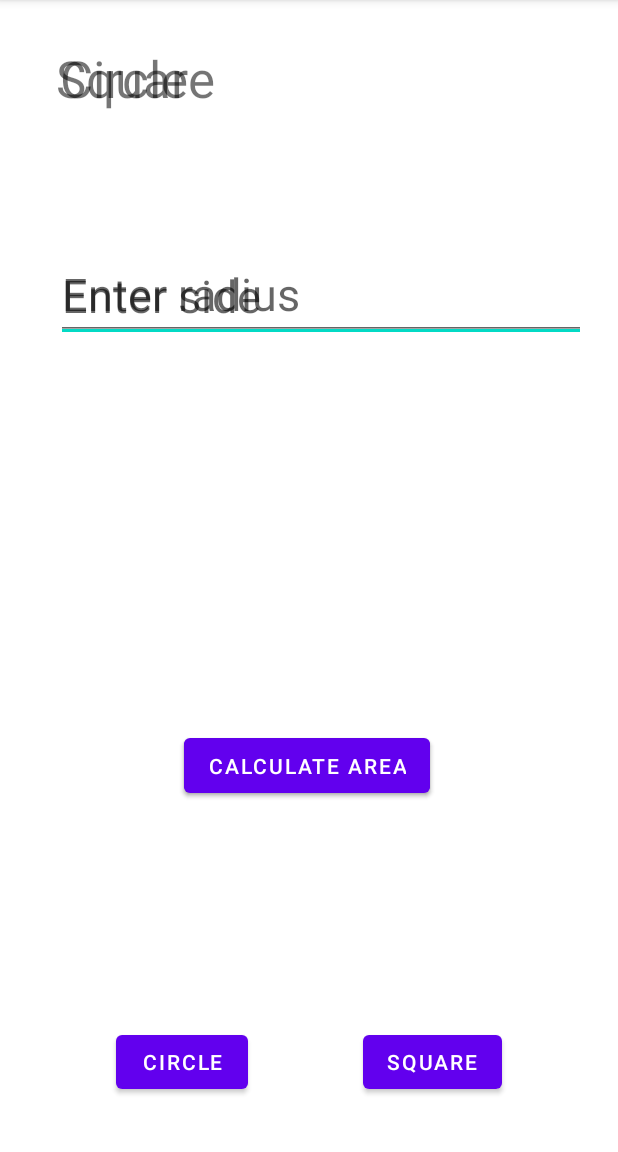
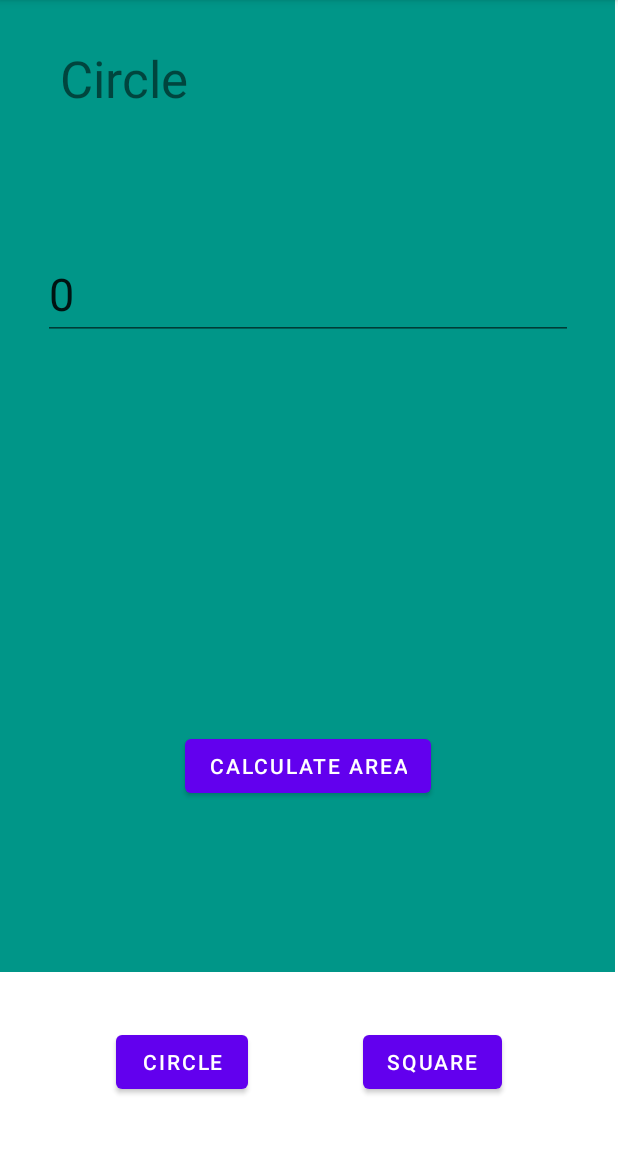
Before and after one commit to chinmay200/AndriodProgProjects, an Android app: the screen it shows after launch (MainActivity), after a tap on "CIRCLE", on a phone screen of 412 x 824 dp, the part 84-1236 px from its top. Run offline under Robolectric (Android 15) with nearby library versions, the phone set to English and light mode, and no system bars; 1 other tap on this screen came first.

Commit message:
Fragment area app

```diff
--- a/Fragments/app/src/main/java/com/example/fragments/MainActivity.java
+++ b/Fragments/app/src/main/java/com/example/fragments/MainActivity.java
@@ -7,6 +7,7 @@ import androidx.fragment.app.FragmentTransaction;
 import android.os.Bundle;
 import android.view.View;
 import android.widget.Button;
+import android.widget.Toast;
 
 public class MainActivity extends AppCompatActivity {
 
@@ -25,8 +26,8 @@ public class MainActivity extends AppCompatActivity {
                 bundle.putString("circle_fragment","circle");
                 FragmentManager fragmentManager = getSupportFragmentManager();
                 FragmentTransaction fragmentTransaction = fragmentManager.beginTransaction();
-                fragmentTransaction.add(R.id.frameLayout , circle.class,bundle);
-//                fragmentTransaction.setReorderingAllowed(true);
+                fragmentTransaction.replace(R.id.frameLayout , circle.class,bundle);
+                fragmentTransaction.setReorderingAllowed(true);
                 fragmentTransaction.addToBackStack("circle");
                 fragmentTransaction.commit();
             }
@@ -39,8 +40,8 @@ public class MainActivity extends AppCompatActivity {
                 bundle.putString("square_fragment","square");
                 FragmentManager fragmentManager = getSupportFragmentManager();
                 FragmentTransaction fragmentTransaction = fragmentManager.beginTransaction();
-                fragmentTransaction.add(R.id.frameLayout , square.class,bundle);
-//                fragmentTransaction.setReorderingAllowed(true);
+                fragmentTransaction.replace(R.id.frameLayout , square.class,bundle);
+                fragmentTransaction.setReorderingAllowed(true);
                 fragmentTransaction.addToBackStack("square");
                 fragmentTransaction.commit();
             }
--- a/Fragments/app/src/main/java/com/example/fragments/circle.java
+++ b/Fragments/app/src/main/java/com/example/fragments/circle.java
@@ -1,64 +1,49 @@
 package com.example.fragments;
 
+import android.content.Intent;
 import android.os.Bundle;
 
+import androidx.appcompat.app.AppCompatActivity;
 import androidx.fragment.app.Fragment;
 
+import android.util.SparseIntArray;
 import android.view.LayoutInflater;
 import android.view.View;
 import android.view.ViewGroup;
+import android.widget.Button;
+import android.widget.EditText;
+import android.widget.TextView;
+import android.widget.Toast;
 
-/**
- * A simple {@link Fragment} subclass.
- * Use the {@link circle#newInstance} factory method to
- * create an instance of this fragment.
- */
 public class circle extends Fragment {
 
-    // TODO: Rename parameter arguments, choose names that match
-    // the fragment initialization parameters, e.g. ARG_ITEM_NUMBER
-    private static final String ARG_PARAM1 = "param1";
-    private static final String ARG_PARAM2 = "param2";
-
-    // TODO: Rename and change types of parameters
-    private String mParam1;
-    private String mParam2;
 
     public circle() {
         // Required empty public constructor
     }
-
-    /**
-     * Use this factory method to create a new instance of
-     * this fragment using the provided parameters.
-     *
-     * @param param1 Parameter 1.
-     * @param param2 Parameter 2.
-     * @return A new instance of fragment circle.
-     */
-    // TODO: Rename and change types and number of parameters
-    public static circle newInstance(String param1, String param2) {
-        circle fragment = new circle();
-        Bundle args = new Bundle();
-        args.putString(ARG_PARAM1, param1);
-        args.putString(ARG_PARAM2, param2);
-        fragment.setArguments(args);
-        return fragment;
-    }
-
-    @Override
-    public void onCreate(Bundle savedInstanceState) {
-        super.onCreate(savedInstanceState);
-        if (getArguments() != null) {
-            mParam1 = getArguments().getString(ARG_PARAM1);
-            mParam2 = getArguments().getString(ARG_PARAM2);
-        }
-    }
-
+    Button b1;
+    TextView tv;
+    EditText radius;
     @Override
     public View onCreateView(LayoutInflater inflater, ViewGroup container,
                              Bundle savedInstanceState) {
+
         // Inflate the layout for this fragment
-        return inflater.inflate(R.layout.fragment_circle, container, false);
+        View v =  inflater.inflate(R.layout.fragment_circle, container, false);
+
+        b1 = v.findViewById(R.id.calculateCircleArea);
+        tv = v.findViewById(R.id.circleArea);
+        radius = v.findViewById(R.id.radius);
+
+        b1.setOnClickListener(new View.OnClickListener() {
+            @Override
+            public void onClick(View view) {
+                int rad = Integer.parseInt(radius.getText().toString());
+                double ans = 4*3.14*rad*rad;
+
+                tv.setText(Double.toString(ans)+"m2");
+            }
+        });
+        return v;
     }
 }
--- a/Fragments/app/src/main/java/com/example/fragments/square.java
+++ b/Fragments/app/src/main/java/com/example/fragments/square.java
@@ -7,58 +7,41 @@ import androidx.fragment.app.Fragment;
 import android.view.LayoutInflater;
 import android.view.View;
 import android.view.ViewGroup;
+import android.widget.Button;
+import android.widget.EditText;
+import android.widget.TextView;
+import android.widget.Toast;
 
-/**
- * A simple {@link Fragment} subclass.
- * Use the {@link square#newInstance} factory method to
- * create an instance of this fragment.
- */
+
 public class square extends Fragment {
 
-    // TODO: Rename parameter arguments, choose names that match
-    // the fragment initialization parameters, e.g. ARG_ITEM_NUMBER
-    private static final String ARG_PARAM1 = "param1";
-    private static final String ARG_PARAM2 = "param2";
-
-    // TODO: Rename and change types of parameters
-    private String mParam1;
-    private String mParam2;
 
     public square() {
         // Required empty public constructor
     }
-
-    /**
-     * Use this factory method to create a new instance of
-     * this fragment using the provided parameters.
-     *
-     * @param param1 Parameter 1.
-     * @param param2 Parameter 2.
-     * @return A new instance of fragment square.
-     */
-    // TODO: Rename and change types and number of parameters
-    public static square newInstance(String param1, String param2) {
-        square fragment = new square();
-        Bundle args = new Bundle();
-        args.putString(ARG_PARAM1, param1);
-        args.putString(ARG_PARAM2, param2);
-        fragment.setArguments(args);
-        return fragment;
-    }
-
-    @Override
-    public void onCreate(Bundle savedInstanceState) {
-        super.onCreate(savedInstanceState);
-        if (getArguments() != null) {
-            mParam1 = getArguments().getString(ARG_PARAM1);
-            mParam2 = getArguments().getString(ARG_PARAM2);
-        }
-    }
+    Button b2;
+    TextView ts;
+    EditText side;
 
     @Override
     public View onCreateView(LayoutInflater inflater, ViewGroup container,
                              Bundle savedInstanceState) {
         // Inflate the layout for this fragment
-        return inflater.inflate(R.layout.fragment_square, container, false);
+        View v = inflater.inflate(R.layout.fragment_square, container, false);
+
+        b2 = v.findViewById(R.id.calculateSquareArea);
+        ts = v.findViewById(R.id.squareArea);
+        side = v.findViewById(R.id.side);
+
+        b2.setOnClickListener(new View.OnClickListener() {
+            @Override
+            public void onClick(View view) {
+                int sd = Integer.parseInt(side.getText().toString());
+//                Toast.makeText(getContext(), Integer.toString(sd), Toast.LENGTH_SHORT).show();
+                double ans = sd*sd;
+                ts.setText(Double.toString(ans)+"m2");
+            }
+        });
+        return v;
     }
 }
--- a/Fragments/app/src/main/res/layout/fragment_circle.xml
+++ b/Fragments/app/src/main/res/layout/fragment_circle.xml
@@ -4,6 +4,7 @@
     xmlns:tools="http://schemas.android.com/tools"
     android:layout_width="match_parent"
     android:layout_height="wrap_content"
+    android:background="#009688"
     tools:context=".circle">
 
     <androidx.constraintlayout.widget.ConstraintLayout
@@ -29,11 +30,12 @@
             android:layout_height="wrap_content"
             android:ems="10"
             android:hint="Enter radius"
-            android:inputType="textPersonName"
+            android:inputType="number"
+            android:text="0"
             android:textSize="30sp"
             app:layout_constraintBottom_toBottomOf="parent"
             app:layout_constraintEnd_toEndOf="parent"
-            app:layout_constraintHorizontal_bias="0.655"
+            app:layout_constraintHorizontal_bias="0.5"
             app:layout_constraintStart_toStartOf="parent"
             app:layout_constraintTop_toBottomOf="@+id/textView3"
             app:layout_constraintVertical_bias="0.177" />
@@ -45,7 +47,7 @@
             android:text="Calculate Area"
             app:layout_constraintBottom_toBottomOf="parent"
             app:layout_constraintEnd_toEndOf="parent"
-            app:layout_constraintHorizontal_bias="0.498"
+            app:layout_constraintHorizontal_bias="0.5"
             app:layout_constraintStart_toStartOf="parent"
             app:layout_constraintTop_toBottomOf="@+id/radius"
             app:layout_constraintVertical_bias="0.693" />
--- a/Fragments/app/src/main/res/layout/fragment_square.xml
+++ b/Fragments/app/src/main/res/layout/fragment_square.xml
@@ -4,6 +4,7 @@
     xmlns:tools="http://schemas.android.com/tools"
     android:layout_width="match_parent"
     android:layout_height="wrap_content"
+    android:background="#CDDC39"
     tools:context=".square">
 
     <androidx.constraintlayout.widget.ConstraintLayout
@@ -29,11 +30,12 @@
             android:layout_height="wrap_content"
             android:ems="10"
             android:hint="Enter side"
-            android:inputType="textPersonName"
+            android:inputType="number"
+            android:text="0"
             android:textSize="30sp"
             app:layout_constraintBottom_toBottomOf="parent"
             app:layout_constraintEnd_toEndOf="parent"
-            app:layout_constraintHorizontal_bias="0.655"
+            app:layout_constraintHorizontal_bias="0.5"
             app:layout_constraintStart_toStartOf="parent"
             app:layout_constraintTop_toBottomOf="@+id/textView"
             app:layout_constraintVertical_bias="0.18" />
@@ -46,15 +48,15 @@
             android:textSize="14sp"
             app:layout_constraintBottom_toBottomOf="parent"
             app:layout_constraintEnd_toEndOf="parent"
-            app:layout_constraintHorizontal_bias="0.498"
+            app:layout_constraintHorizontal_bias="0.5"
             app:layout_constraintStart_toStartOf="parent"
             app:layout_constraintTop_toBottomOf="@+id/side"
             app:layout_constraintVertical_bias="0.693" />
 
         <TextView
             android:id="@+id/squareArea"
-            android:layout_width="4dp"
-            android:layout_height="17dp"
+            android:layout_width="wrap_content"
+            android:layout_height="wrap_content"
             android:textSize="24sp"
             app:layout_constraintBottom_toTopOf="@+id/calculateSquareArea"
             app:layout_constraintEnd_toEndOf="parent"
--- a/Fragments/app/src/main/res/values/strings.xml
+++ b/Fragments/app/src/main/res/values/strings.xml
@@ -1,7 +1,7 @@
 <resources>
     <string name="app_name">Fragments</string>
     <string name="circle">Circle</string>
-     TODO: Remove or change this placeholder text -->
+    TODO: Remove or change this placeholder text -->
     <string name="hello_blank_fragment">Hello blank fragment</string>
     <string name="calculate_area">Calculate area</string>
     <string name="square">Square</string>
```
